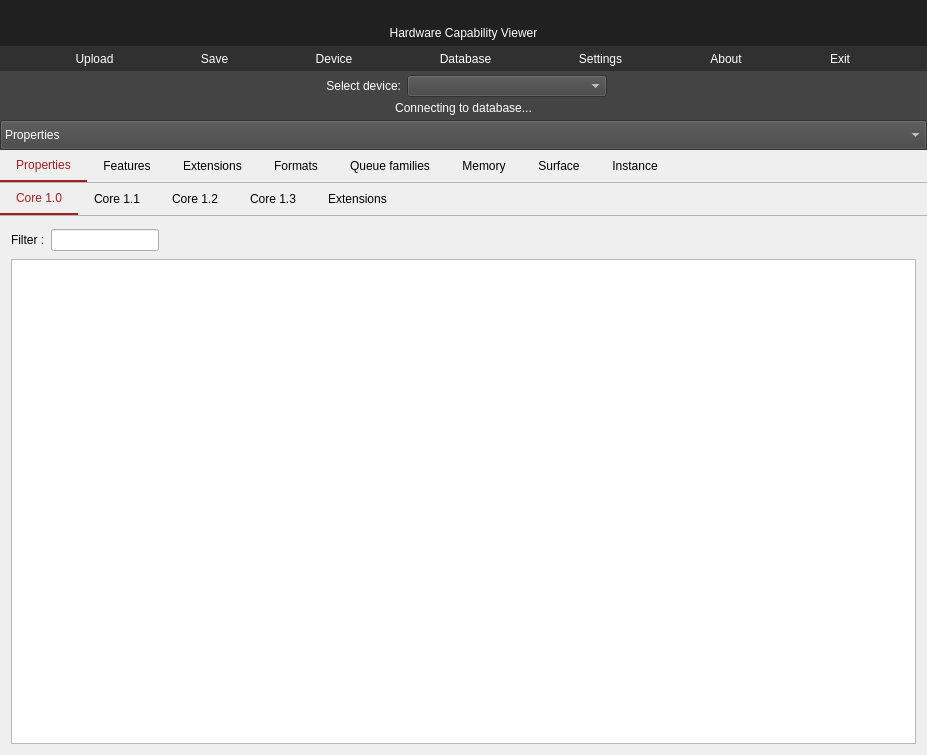
Old version of the form vulkancapsviewer.ui in the repository SaschaWillems/VulkanCapsViewer.
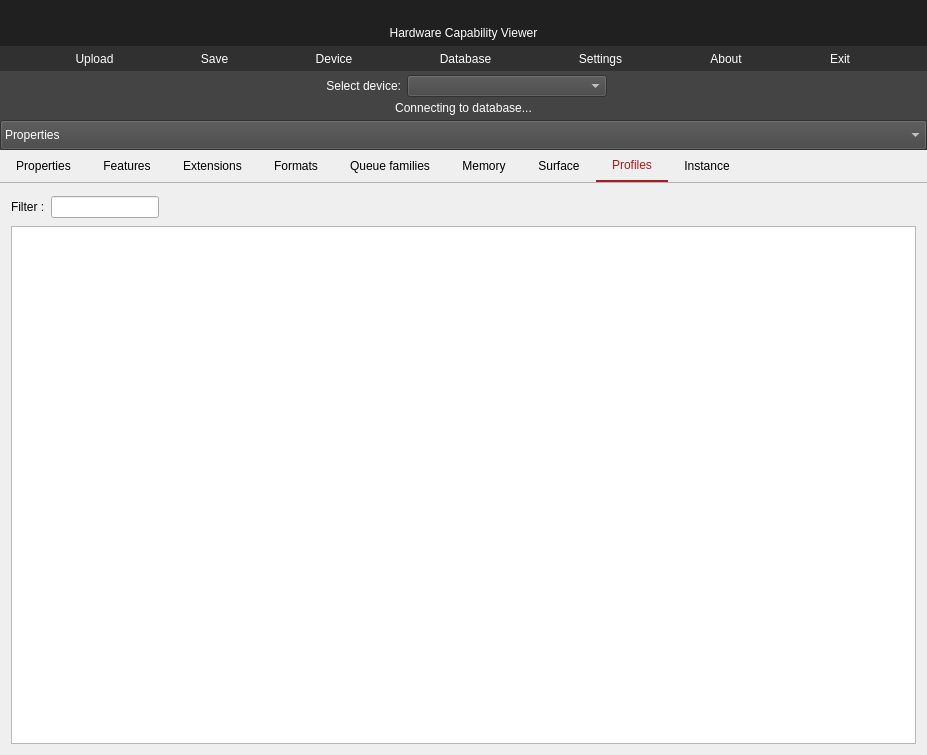
New version of the form. The open tabs and pages were chosen to show the change. Icons and pictures are not drawn.

Commit message:
Add support for Vulkan profiles (#137)
* Added readout and display of Profiles

* Version bump to 3.2

What changed in the file:
```diff
--- a/vulkancapsviewer.ui
+++ b/vulkancapsviewer.ui
@@ -1492,6 +1492,67 @@
            </item>
           </layout>
          </widget>
+         <widget class="QWidget" name="tab_17">
+          <attribute name="title">
+           <string>Profiles</string>
+          </attribute>
+          <layout class="QVBoxLayout" name="verticalLayout_25">
+           <item>
+            <widget class="QWidget" name="widget_18" native="true">
+             <layout class="QFormLayout" name="formLayout_15">
+              <property name="leftMargin">
+               <number>0</number>
+              </property>
+              <property name="topMargin">
+               <number>2</number>
+              </property>
+              <property name="rightMargin">
+               <number>0</number>
+              </property>
+              <property name="bottomMargin">
+               <number>2</number>
+              </property>
+              <item row="0" column="0">
+               <widget class="QLabel" name="filterLabel_14">
+                <property name="text">
+                 <string>Filter :</string>
+                </property>
+               </widget>
+              </item>
+              <item row="0" column="1">
+               <widget class="QLineEdit" name="filterLineEditProfiles">
+                <property name="sizePolicy">
+                 <sizepolicy hsizetype="Fixed" vsizetype="Fixed">
+                  <horstretch>0</horstretch>
+                  <verstretch>0</verstretch>
+                 </sizepolicy>
+                </property>
+               </widget>
+              </item>
+             </layout>
+            </widget>
+           </item>
+           <item>
+            <widget class="QTreeView" name="treeViewDeviceProfiles">
+             <property name="styleSheet">
+              <string notr="true">QTreeView::item { 	height: 1.25em;  }</string>
+             </property>
+             <property name="editTriggers">
+              <set>QAbstractItemView::NoEditTriggers</set>
+             </property>
+             <property name="alternatingRowColors">
+              <bool>true</bool>
+             </property>
+             <property name="sortingEnabled">
+              <bool>true</bool>
+             </property>
+             <attribute name="headerMinimumSectionSize">
+              <number>250</number>
+             </attribute>
+            </widget>
+           </item>
+          </layout>
+         </widget>
          <widget class="QWidget" name="tab_7">
           <attribute name="title">
            <string>Instance</string>
```
Left out of the diff: 7 changed lines with no effect on the pictures. The commit also changes 6 other files.
